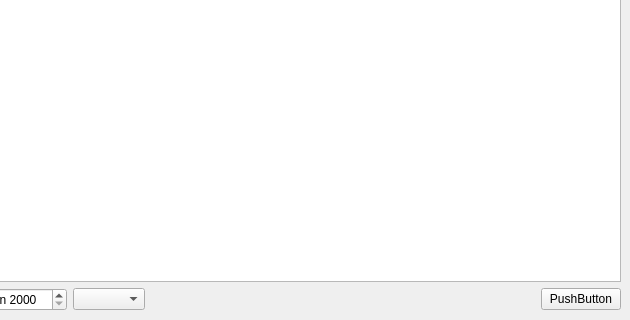
Before: the Qt Designer form ui/mainWindow.ui in evgs89/mvsremont, drawn with Qt 5; both pictures show x 170 to 800 and y 280 to 600 of the 800 by 600 pixel window.
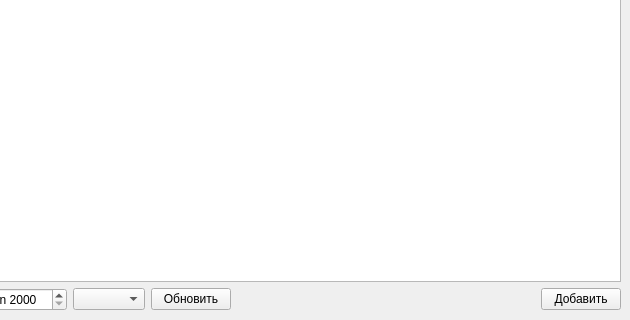
After: the same form once the commit is applied.

```diff
--- a/ui/mainWindow.ui
+++ b/ui/mainWindow.ui
@@ -43,6 +43,13 @@
       <item>
        <widget class="QComboBox" name="stateBox"/>
       </item>
+      <item>
+       <widget class="QPushButton" name="refreshButton">
+        <property name="text">
+         <string>Обновить</string>
+        </property>
+       </widget>
+      </item>
       <item>
        <spacer name="horizontalSpacer">
         <property name="orientation">
@@ -59,7 +66,7 @@
       <item>
        <widget class="QPushButton" name="addIncidentButton">
         <property name="text">
-         <string>PushButton</string>
+         <string>Добавить</string>
         </property>
        </widget>
       </item>
```
Left out of the diff: 8 changed lines with no effect on the pictures.
